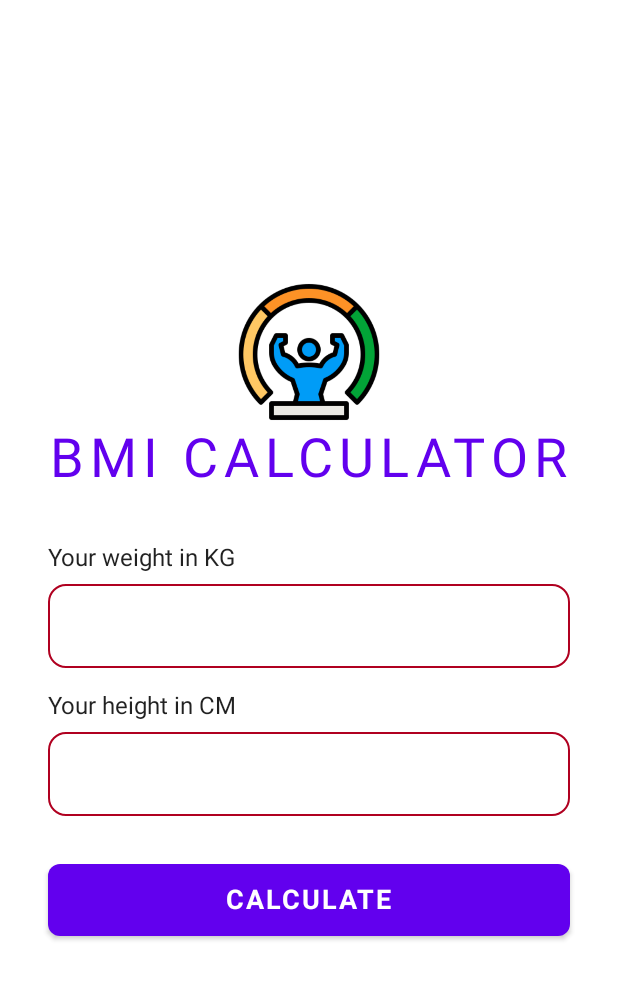
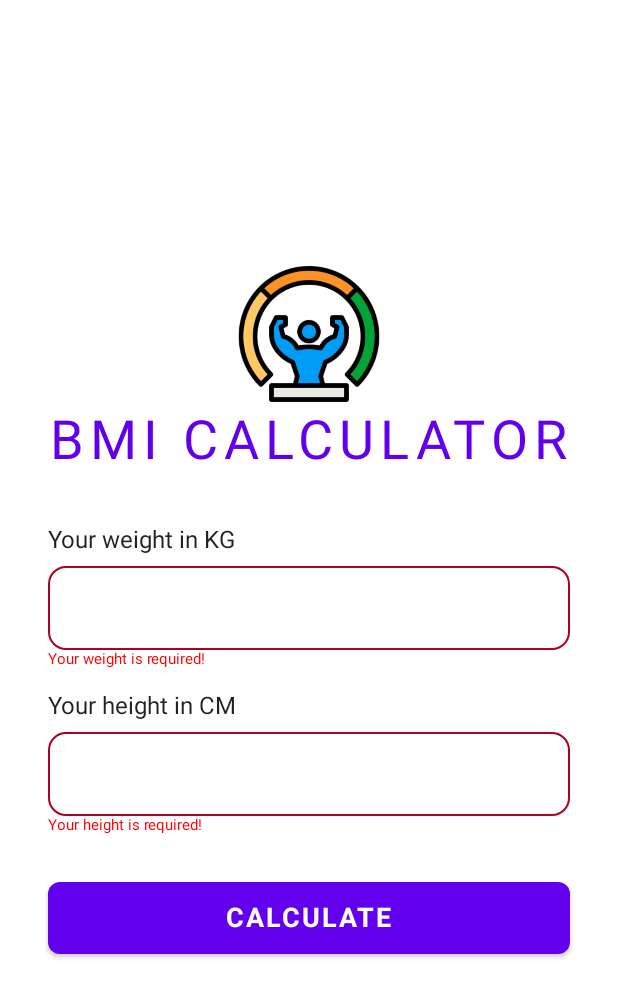
Before and after one commit to arthurpiloto/bmi-calculator-compose, an Android app built with Jetpack Compose: the screen it shows after launch (MainActivity), after a tap on "CALCULATE", on a phone screen of 412 x 824 dp. Shown: the top 997 px of the screen. Run offline under Robolectric (Android 15) with nearby library versions, the phone set to English and light mode, and no system bars.

Commit message:
Message of verification in texts fields

```diff
--- a/app/src/main/java/com/example/bmicalculator/MainActivity.kt
+++ b/app/src/main/java/com/example/bmicalculator/MainActivity.kt
@@ -58,6 +58,7 @@ fun BMICalculator() {
     var expandState by remember {
         mutableStateOf(false)
     }
+
 
     var bmiResultState by remember {
         mutableStateOf(0.0)
@@ -135,6 +136,15 @@ fun BMICalculator() {
                 singleLine = true,
                 shape = RoundedCornerShape(12.dp)
             )
+            AnimatedVisibility(
+                visible = errorWeightState
+            ) {
+                Text(
+                    text = stringResource(id = R.string.weight_help),
+                    color = Color.Red,
+                    fontSize = 10.sp
+                )
+            }
 
             Spacer(modifier = Modifier.height(16.dp))
 
@@ -165,6 +175,16 @@ fun BMICalculator() {
                 keyboardOptions = KeyboardOptions(keyboardType = KeyboardType.Number),
                 shape = RoundedCornerShape(12.dp)
             )
+            AnimatedVisibility(
+                visible = errorHeightState
+            ) {
+                Text(
+                    text = stringResource(id = R.string.height_help),
+                    color = Color.Red,
+                    fontSize = 10.sp
+                )
+            }
+
 
             Button(
                 onClick = {
--- a/app/src/main/res/values/strings.xml
+++ b/app/src/main/res/values/strings.xml
@@ -6,7 +6,9 @@
 
     <!--  FORM  -->
     <string name="weight">Your weight in KG</string>
+    <string name="weight_help">Your weight is required!</string>
     <string name="height">Your height in CM</string>
+    <string name="height_help">Your height is required!</string>
     <string name="button_calculate">CALCULATE</string>
 
     <!--  FOOTER  -->
```
